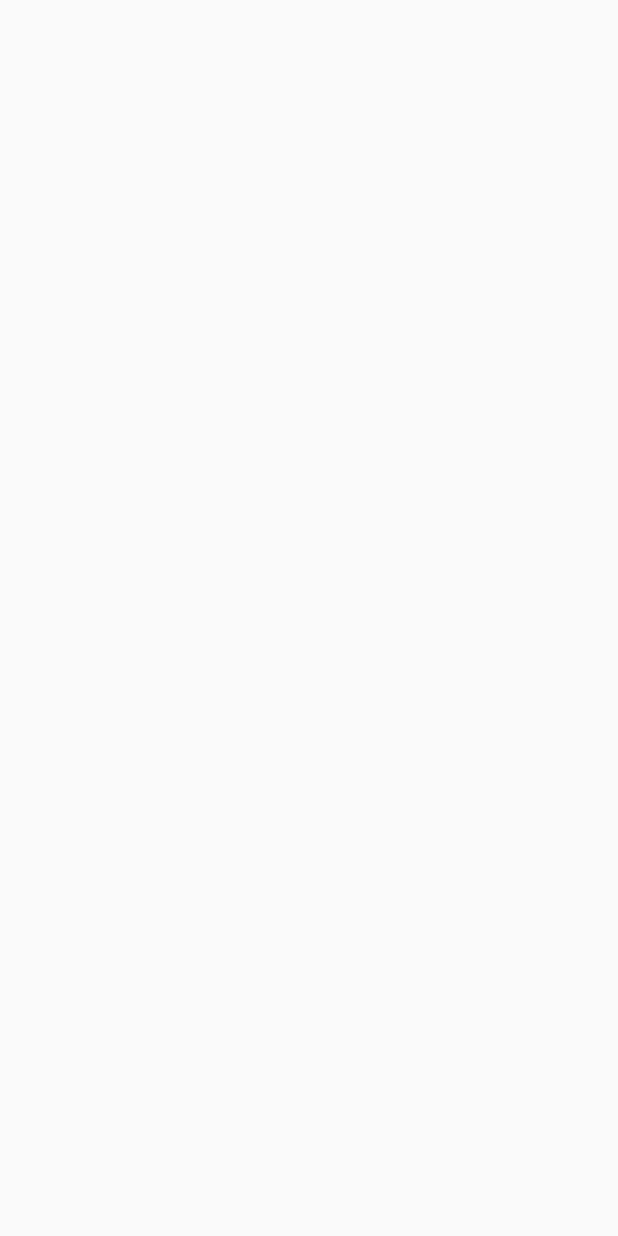
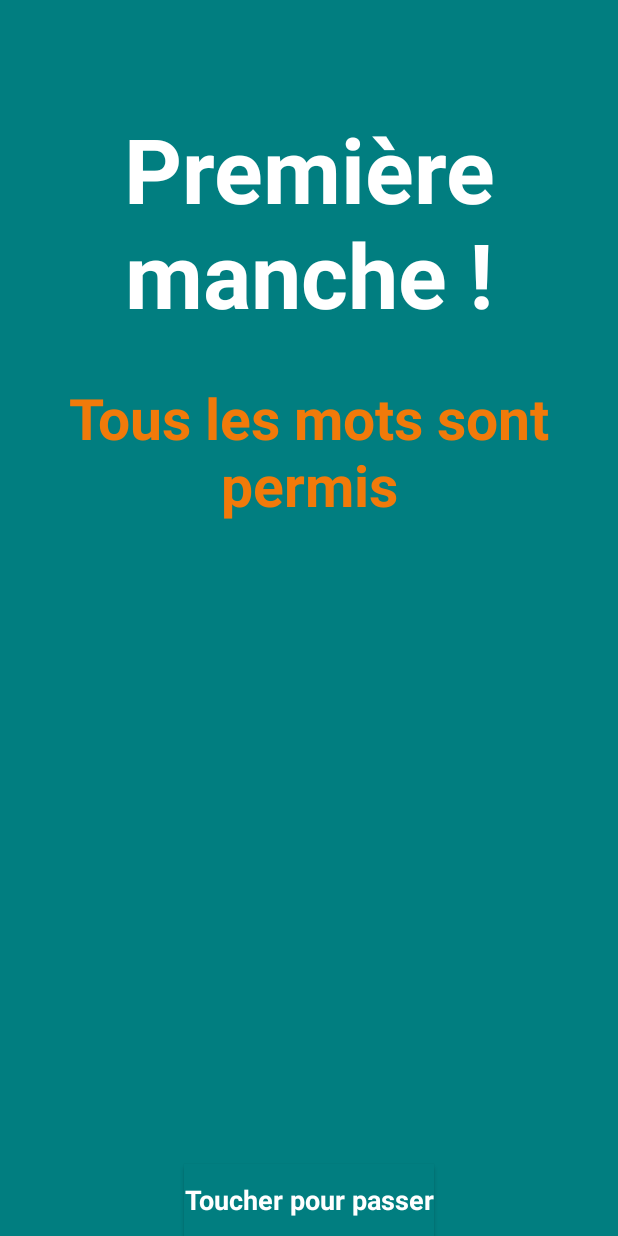
Before and after one commit to alexandreece/ecetech_special-disco-androidapp, an Android app: the Premiere_manche screen opened directly, with no data from a screen before it, on a phone screen of 412 x 824 dp. Before the commit the screen is empty. Run offline under Robolectric (Android 15) with nearby library versions, the phone set to English and light mode, and no system bars.

Commit message:
premiere_manche activity

```diff
--- a/app/src/main/res/layout/activity_premiere_manche.xml
+++ b/app/src/main/res/layout/activity_premiere_manche.xml
@@ -1,13 +1,50 @@
 <?xml version="1.0" encoding="utf-8"?>
 <RelativeLayout xmlns:android="http://schemas.android.com/apk/res/android"
     xmlns:tools="http://schemas.android.com/tools"
-    android:id="@+id/activity_premiere_manche"
     android:layout_width="match_parent"
     android:layout_height="match_parent"
-    android:paddingBottom="@dimen/activity_vertical_margin"
-    android:paddingLeft="@dimen/activity_horizontal_margin"
-    android:paddingRight="@dimen/activity_horizontal_margin"
-    android:paddingTop="@dimen/activity_vertical_margin"
-    tools:context="com.example.lama.lamapp.Premiere_manche">
+    android:background="#017E80"
+    android:weightSum="1"
+    android:orientation="horizontal">
+
+    <TextView
+        android:text="Tous les mots sont permis"
+        android:layout_width="match_parent"
+        android:layout_height="wrap_content"
+        android:id="@+id/textView2"
+        android:textSize="38sp"
+        android:textAlignment="center"
+        android:textStyle="normal|bold"
+        android:textColor="?android:attr/colorActivatedHighlight"
+        android:layout_marginTop="30dp"
+        android:layout_below="@+id/textView1"
+        android:layout_alignParentStart="true" />
+
+    <Button
+        android:text="Toucher pour passer"
+        android:layout_width="wrap_content"
+        android:layout_height="wrap_content"
+        android:id="@+id/button"
+        android:gravity="center"
+        android:background="@color/colorPrimaryDark"
+        android:layout_alignParentBottom="true"
+        android:layout_centerHorizontal="true"
+        android:textAppearance="@style/TextAppearance.AppCompat.Body1"
+        android:textColor="@android:color/background_light"
+        android:textStyle="normal|bold"
+        android:textSize="18sp" />
+
+    <TextView
+        android:text="Première manche !"
+        android:layout_width="match_parent"
+        android:layout_height="wrap_content"
+        android:id="@+id/textView1"
+        android:textSize="60sp"
+        android:textAlignment="center"
+        android:textStyle="normal|bold"
+        android:textColor="@android:color/background_light"
+        android:layout_marginTop="72dp"
+        android:layout_alignParentTop="true"
+        android:layout_alignParentStart="true" />
 
 </RelativeLayout>
```
